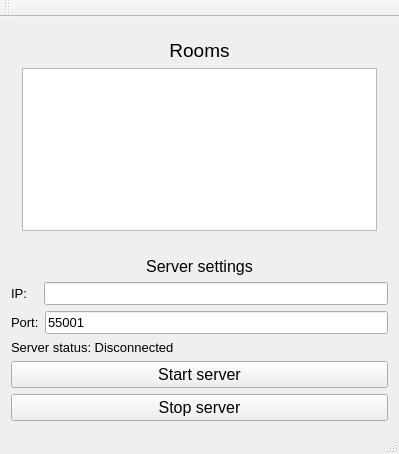
The window that TCP_Chat_Server/mainwindow.ui (Skau/TCPChat) describes before a commit, drawn with Qt 5.
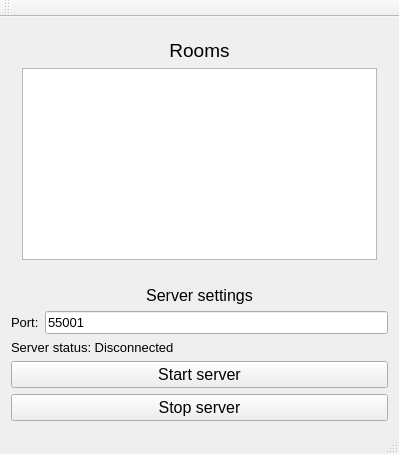
The same window after the commit.

Patch:
```diff
--- a/TCP_Chat_Server/mainwindow.ui
+++ b/TCP_Chat_Server/mainwindow.ui
@@ -119,37 +119,6 @@
           </property>
          </widget>
         </item>
-        <item>
-         <layout class="QHBoxLayout" name="horizontalLayout">
-          <item>
-           <widget class="QLabel" name="label_IP">
-            <property name="font">
-             <font>
-              <pointsize>10</pointsize>
-             </font>
-            </property>
-            <property name="text">
-             <string>IP:   </string>
-            </property>
-           </widget>
-          </item>
-          <item>
-           <widget class="QLineEdit" name="line_IP">
-            <property name="font">
-             <font>
-              <pointsize>10</pointsize>
-             </font>
-            </property>
-            <property name="text">
-             <string> </string>
-            </property>
-            <property name="readOnly">
-             <bool>true</bool>
-            </property>
-           </widget>
-          </item>
-         </layout>
-        </item>
         <item>
          <layout class="QHBoxLayout" name="horizontalLayout_2">
           <item>
```
